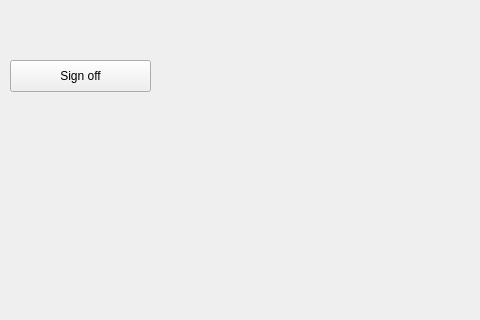
This is project/lab6/mainwindow.ui in aneroid11/Databases as Qt 5 draws it before an edit; both pictures show x 320 to 800 and y 0 to 320 of the 800 by 600 pixel window. The edited form follows.
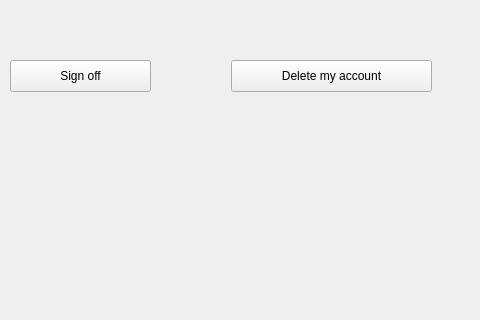
This is the edited form. The open tabs and pages were chosen to show the change.

Diff of the .ui file:
```diff
--- a/project/lab6/mainwindow.ui
+++ b/project/lab6/mainwindow.ui
@@ -399,6 +399,19 @@
        <string>Sign off</string>
       </property>
      </widget>
+     <widget class="QPushButton" name="pushButton_deleteMyAccButton">
+      <property name="geometry">
+       <rect>
+        <x>551</x>
+        <y>60</y>
+        <width>201</width>
+        <height>32</height>
+       </rect>
+      </property>
+      <property name="text">
+       <string>Delete my account</string>
+      </property>
+     </widget>
     </widget>
     <widget class="QWidget" name="artistAccDetailsPage">
      <widget class="QDateEdit" name="artistAccDetails_birthDateEdit">
```
Left out of the diff: 2 changed lines with no effect on the pictures.
